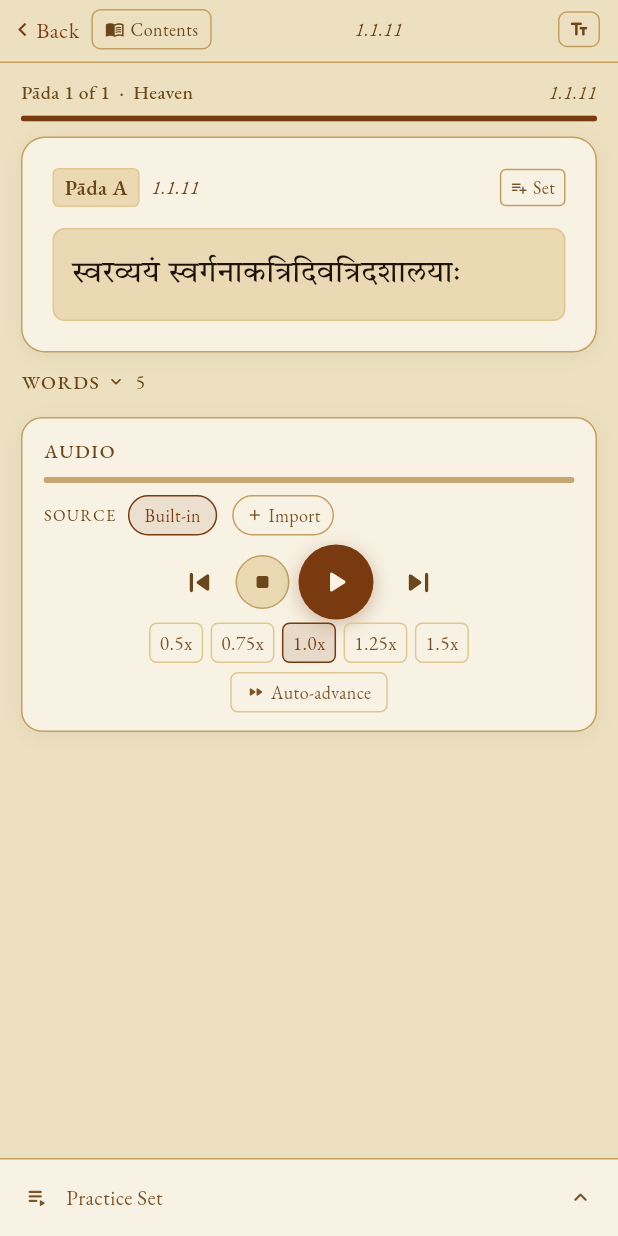
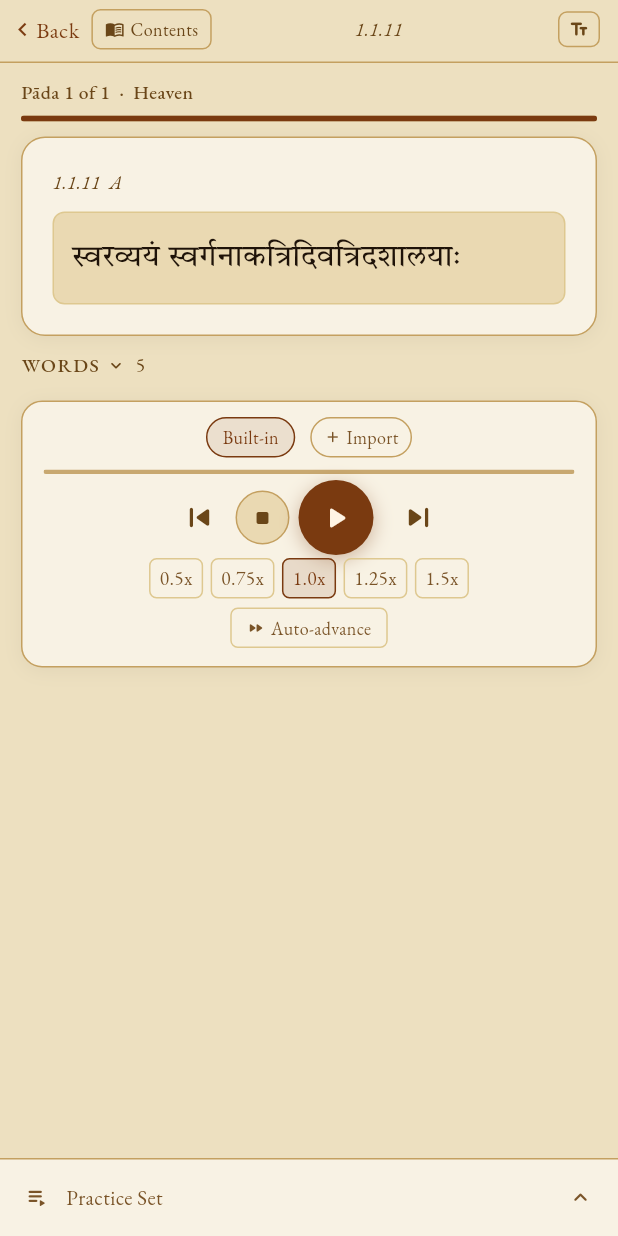
Before and after one commit to sramaka/amarakosha, a Flutter app: the screen it shows after launch, after a tap on "Browse", after a tap on "Home", after a tap on "Create New Practice Set", on a phone screen of 412 x 824 dp. Run offline on Flutter 3.47's test engine with Material 3 defaults, Android fonts, the phone set to English and light mode, and no system bars; our stand-ins replace google_fonts, just_audio, shared_preferences; missing offline and left inert: dart:js_interop, record.

Commit message:
UI polish: compact pada label, remove clutter, streamline audio panel
- Pada cards: replace 'Pada A/B' badge with inline id+letter label
  (e.g. '1.1.12  A'), removing the separate badge widget
- Context padas: same compact label format
- Remove 'Add to Set' button from the active pada card; long-press in
  the tree still adds individual padas to the set
- Progress row: remove redundant pada.id from right side (shown in card)
- Audio panel: drop 'AUDIO' heading and 'SOURCE' prefix; source chips
  sit directly at the top of the player card, no separate label rows
- Progress bar: reduced to 3 px height, stays just below source chips

Co-Authored-By: Claude Sonnet 4.6 <noreply@anthropic.com>

```diff
--- a/lib/presentation/screens/practice_screen.dart
+++ b/lib/presentation/screens/practice_screen.dart
@@ -1667,12 +1667,9 @@ class _PracticeScreenState extends State<PracticeScreen> {
             border: Border.all(color: AC.borderLight),
           ),
           child: Column(crossAxisAlignment: CrossAxisAlignment.start, children: [
-            Row(children: [
-              _PadaBadge(p.padaNum),
-              const SizedBox(width: 8),
-              Text(p.id, style: AT.garamond(s.uiFontSize.toDouble(),
+            Text('${p.id} ${p.padaNum == 1 ? "A" : "B"}',
+                style: AT.garamond(s.uiFontSize.toDouble(),
                     color: AC.textMuted, italic: true)),
-            ]),
             if (p.hasText) ...[
               const SizedBox(height: 8),
               Text(p.textDev,
@@ -1692,18 +1689,13 @@ class _PracticeScreenState extends State<PracticeScreen> {
   Widget _buildProgress(Pada pada) => Padding(
     padding: const EdgeInsets.fromLTRB(14, 10, 14, 0),
     child: Column(crossAxisAlignment: CrossAxisAlignment.start, children: [
-      Row(mainAxisAlignment: MainAxisAlignment.spaceBetween, children: [
-        Flexible(child: Text(
+      Text(
         'Pāda $_selPadaSeq of $_sectionPadaCount'
         '${_currentSection != null ? "  ·  ${_currentSection!.titleEn}" : ""}',
         style: AT.garamond(AppSettings.instance.uiFontSize.toDouble(),
             color: AC.textSec, weight: AppSettings.instance.fontWeight),
         overflow: TextOverflow.ellipsis,
-        )),
-        Text(pada.id, style: AT.garamond(
-            AppSettings.instance.uiFontSize.toDouble(),
-            color: AC.textSec, italic: true)),
-      ]),
+      ),
       const SizedBox(height: 6),
       AProgressBar(value: _sectionPadaCount > 0 ? _selPadaSeq / _sectionPadaCount : 0),
     ]),
@@ -1717,16 +1709,13 @@ class _PracticeScreenState extends State<PracticeScreen> {
     decoration: AD.card(radius: 16),
     child: Column(crossAxisAlignment: CrossAxisAlignment.start, children: [
       Row(children: [
-        _PadaBadge(pada.padaNum),
-        const SizedBox(width: 8),
-        Expanded(child: Text(pada.id,
+        Text('${pada.id}  ${pada.padaNum == 1 ? "A" : "B"}',
             style: AT.garamond(AppSettings.instance.uiFontSize.toDouble(),
-                color: AC.textSec, italic: true))),
-        // Replay / Next buttons during set playback
+                color: AC.textSec, italic: true)),
+        const Spacer(),
         if (_setPlaying || _waitingForStep) ...[
-          const SizedBox(width: 6),
-          GestureDetector(
-            onTap: (_setPlaying || _waitingForStep) ? _replayCurrentPada : null,
+          GestureDetector(
+            onTap: _replayCurrentPada,
             child: Container(
               padding: const EdgeInsets.symmetric(horizontal: 7, vertical: 3),
               decoration: BoxDecoration(
@@ -1760,27 +1749,9 @@ class _PracticeScreenState extends State<PracticeScreen> {
               ),
             ),
           ],
-        ] else ...[
-          // Add to set button
-          GestureDetector(
-            onTap: () => _addPadaToSet(pada),
-            child: Container(
-              padding: const EdgeInsets.symmetric(horizontal: 6, vertical: 3),
-              decoration: BoxDecoration(
-                borderRadius: BorderRadius.circular(4),
-                border: Border.all(color: AC.border)),
-              child: Row(mainAxisSize: MainAxisSize.min, children: [
-                const Icon(Icons.playlist_add_rounded, size: 12, color: AC.textMuted),
-                const SizedBox(width: 3),
-                Text('Set', style: AT.garamond(
-                    (AppSettings.instance.uiFontSize - 1).toDouble(),
-                    color: AC.textMuted)),
-              ]),
-            ),
-          ),
         ],
       ]),
-      const SizedBox(height: 14),
+      const SizedBox(height: 10),
       _buildPadaText(pada),
     ]),
   );
@@ -1865,32 +1836,10 @@ class _PracticeScreenState extends State<PracticeScreen> {
     margin: const EdgeInsets.fromLTRB(14, 10, 14, 0),
     decoration: AD.card(radius: 14),
     child: Column(children: [
+      // Audio source chips — no heading; chips are self-labelled
       Padding(
-        padding: const EdgeInsets.fromLTRB(14, 12, 14, 0),
-        child: Row(children: [
-          Text('Audio'.toUpperCase(), style: AT.garamond(
-              AppSettings.instance.uiFontSize.toDouble(),
-              color: AC.textSec, weight: AppSettings.instance.fontWeight,
-              letterSpacing: 1.0)),
-        ]),
-      ),
-      Padding(
-        padding: const EdgeInsets.fromLTRB(14, 8, 14, 0),
-        child: ClipRRect(
-          borderRadius: BorderRadius.circular(4),
-          child: LinearProgressIndicator(
-            value: _progress, backgroundColor: AC.trackBg, minHeight: 4,
-            valueColor: const AlwaysStoppedAnimation<Color>(AC.trackFill)),
-        ),
-      ),
-      // Audio source selector
-      Padding(
-        padding: const EdgeInsets.fromLTRB(14, 8, 14, 0),
-        child: Row(children: [
-          Text('Source'.toUpperCase(),
-              style: AT.garamond(11, color: AC.textSec, letterSpacing: 0.8)),
-          const SizedBox(width: 8),
-          Expanded(child: SingleChildScrollView(
+        padding: const EdgeInsets.fromLTRB(14, 10, 14, 0),
+        child: SingleChildScrollView(
           scrollDirection: Axis.horizontal,
           child: Row(children: [
             _AudioSetChip(
@@ -1925,10 +1874,19 @@ class _PracticeScreenState extends State<PracticeScreen> {
               ),
             ),
           ]),
-          )),
-        ]),
-      ),
-      const SizedBox(height: 6),
+        ),
+      ),
+      // Progress bar
+      Padding(
+        padding: const EdgeInsets.fromLTRB(14, 8, 14, 0),
+        child: ClipRRect(
+          borderRadius: BorderRadius.circular(4),
+          child: LinearProgressIndicator(
+            value: _progress, backgroundColor: AC.trackBg, minHeight: 3,
+            valueColor: const AlwaysStoppedAnimation<Color>(AC.trackFill)),
+        ),
+      ),
+      const SizedBox(height: 4),
       Row(mainAxisAlignment: MainAxisAlignment.center, children: [
         IconButton(icon: const Icon(Icons.skip_previous_rounded),
             color: AC.textSec, iconSize: mob ? 26.0 : 20.0, onPressed: _prevPada),
@@ -2104,21 +2062,6 @@ class _TwoOptionPicker extends StatelessWidget {
   }
 }
 
-// ─── Helpers ───────────────────────────────────────────────────────────────────
-class _PadaBadge extends StatelessWidget {
-  final int padaNum;
-  const _PadaBadge(this.padaNum);
-  @override
-  Widget build(BuildContext context) => Container(
-    padding: const EdgeInsets.symmetric(horizontal: 7, vertical: 2),
-    decoration: BoxDecoration(color: AC.surfaceAlt,
-        borderRadius: BorderRadius.circular(4),
-        border: Border.all(color: AC.borderLight)),
-    child: Text('Pāda ${padaNum == 1 ? "A" : "B"}',
-        style: AT.garamond(14, color: AC.textSec, weight: FontWeight.w600)),
-  );
-}
-
 // ─── Audio set chip ────────────────────────────────────────────────────────────
 class _AudioSetChip extends StatelessWidget {
   final String        label;
```
Lines whose indentation alone changed are shown as unchanged.
